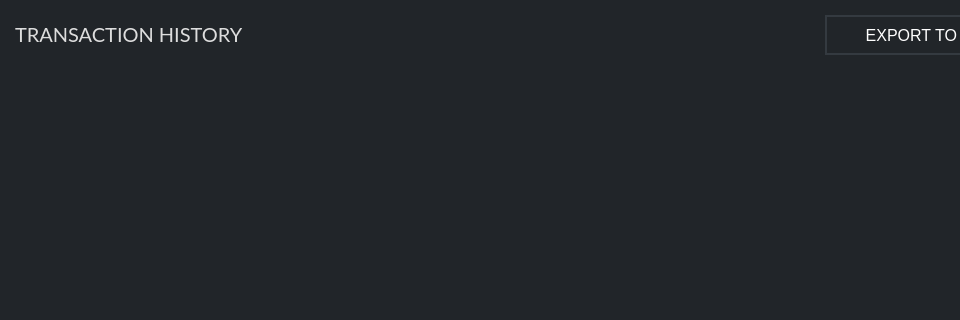
The window that src/gui/ui/transactionsframe.ui (ConcealNetwork/conceal-desktop) describes before a commit, drawn with Qt 5; both pictures show x 0 to 960 and y 0 to 320 of the 1270 by 700 pixel window.
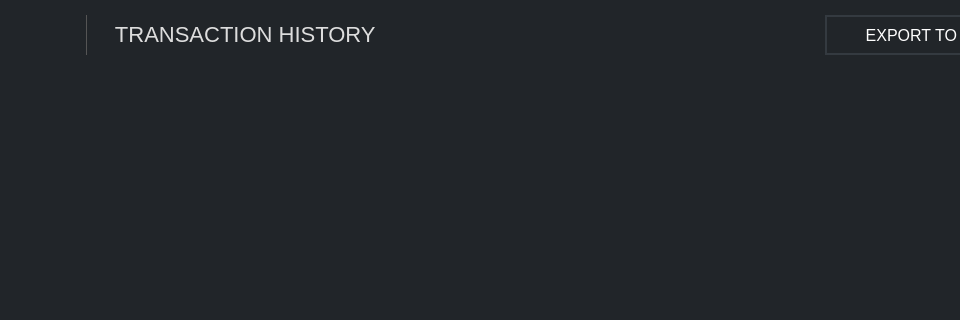
The same window after the commit. Icons and pictures are not drawn.

What changed in the file:
```diff
--- a/src/gui/ui/transactionsframe.ui
+++ b/src/gui/ui/transactionsframe.ui
@@ -75,6 +75,35 @@
      <property name="bottomMargin">
       <number>10</number>
      </property>
+     <item>
+      <widget class="QLabel" name="label_2">
+       <property name="maximumSize">
+        <size>
+         <width>61</width>
+         <height>16777215</height>
+        </size>
+       </property>
+       <property name="text">
+        <string>&lt;html&gt;&lt;head/&gt;&lt;body&gt;&lt;p&gt;&lt;img src=&quot;:/images/conceal-small.png&quot;/&gt;&lt;/p&gt;&lt;/body&gt;&lt;/html&gt;</string>
+       </property>
+      </widget>
+     </item>
+     <item>
+      <widget class="Line" name="line">
+       <property name="maximumSize">
+        <size>
+         <width>1</width>
+         <height>60</height>
+        </size>
+       </property>
+       <property name="styleSheet">
+        <string notr="true">background-color: #555;</string>
+       </property>
+       <property name="orientation">
+        <enum>Qt::Vertical</enum>
+       </property>
+      </widget>
+     </item>
      <item>
       <widget class="QLabel" name="label">
        <property name="maximumSize">
@@ -85,15 +114,14 @@
        </property>
        <property name="font">
         <font>
-         <family>Lato</family>
-         <pointsize>15</pointsize>
+         <pointsize>-1</pointsize>
         </font>
        </property>
        <property name="styleSheet">
-        <string notr="true">color: #ddd;</string>
+        <string notr="true">color: #ddd; font-size: 22px;</string>
        </property>
        <property name="text">
-        <string>TRANSACTION HISTORY</string>
+        <string>   TRANSACTION HISTORY</string>
        </property>
       </widget>
      </item>
```
Left out of the diff: 17 changed lines with no effect on the pictures.
